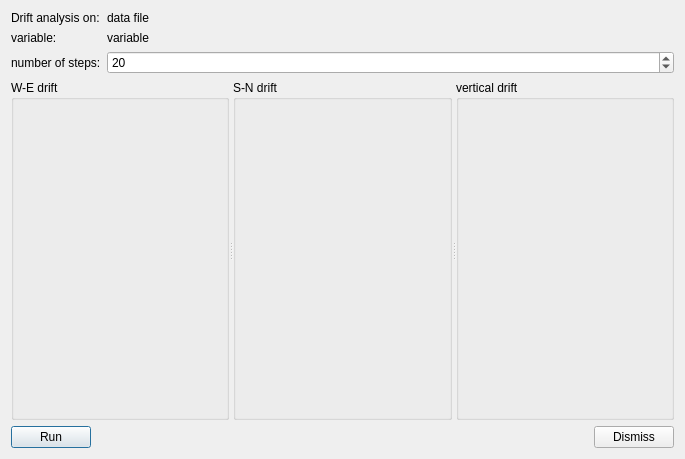
This is dialogs/driftanalysisdialog.ui in PauloCarvalhoRJ/gammaray as Qt 5 draws it before an edit. The edited form follows.
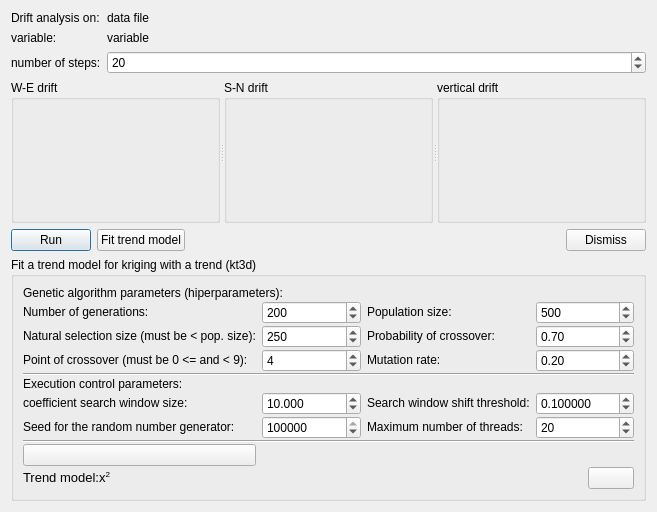
This is the edited form. Icons and pictures are not drawn.

Commit message: WIP: Drift Analysis: fit a trend model.

Diff of the .ui file:
```diff
--- a/dialogs/driftanalysisdialog.ui
+++ b/dialogs/driftanalysisdialog.ui
@@ -6,8 +6,8 @@
    <rect>
     <x>0</x>
     <y>0</y>
-    <width>685</width>
-    <height>459</height>
+    <width>657</width>
+    <height>512</height>
    </rect>
   </property>
   <property name="windowTitle">
@@ -202,6 +202,13 @@
        </property>
       </widget>
      </item>
+     <item>
+      <widget class="QPushButton" name="btnFitTrendModel">
+       <property name="text">
+        <string>Fit trend model</string>
+       </property>
+      </widget>
+     </item>
      <item>
       <spacer name="horizontalSpacer">
        <property name="orientation">
@@ -224,6 +231,322 @@
      </item>
     </layout>
    </item>
+   <item>
+    <widget class="QGroupBox" name="grpGeneticAlgorithmParams">
+     <property name="sizePolicy">
+      <sizepolicy hsizetype="Preferred" vsizetype="Preferred">
+       <horstretch>0</horstretch>
+       <verstretch>0</verstretch>
+      </sizepolicy>
+     </property>
+     <property name="title">
+      <string>Fit a trend model for kriging with a trend (kt3d)</string>
+     </property>
+     <layout class="QGridLayout" name="gridLayout_2">
+      <property name="horizontalSpacing">
+       <number>6</number>
+      </property>
+      <property name="verticalSpacing">
+       <number>1</number>
+      </property>
+      <item row="1" column="3">
+       <widget class="QLabel" name="label_30">
+        <property name="text">
+         <string>&lt;html&gt;&lt;head/&gt;&lt;body&gt;&lt;p&gt;&lt;span style=&quot; font-family:'Verdana,Arial,Tahoma,Calibri,Geneva,sans-serif';&quot;&gt;Population size:&lt;/span&gt;&lt;/p&gt;&lt;/body&gt;&lt;/html&gt;</string>
+        </property>
+       </widget>
+      </item>
+      <item row="1" column="0">
+       <widget class="QLabel" name="label_29">
+        <property name="text">
+         <string>&lt;html&gt;&lt;head/&gt;&lt;body&gt;&lt;p&gt;&lt;span style=&quot; font-family:'Verdana,Arial,Tahoma,Calibri,Geneva,sans-serif';&quot;&gt;Number of generations:&lt;/span&gt;&lt;/p&gt;&lt;/body&gt;&lt;/html&gt;</string>
+        </property>
+       </widget>
+      </item>
+      <item row="7" column="3">
+       <widget class="QLabel" name="label_4">
+        <property name="mouseTracking">
+         <bool>true</bool>
+        </property>
+        <property name="text">
+         <string>&lt;html&gt;&lt;head/&gt;&lt;body&gt;&lt;p&gt;&lt;span style=&quot; font-family:'Verdana,Arial,Tahoma,Calibri,Geneva,sans-serif';&quot;&gt;Maximum number of threads:&lt;/span&gt;&lt;/p&gt;&lt;/body&gt;&lt;/html&gt;</string>
+        </property>
+       </widget>
+      </item>
+      <item row="7" column="0">
+       <widget class="QLabel" name="label_5">
+        <property name="text">
+         <string>&lt;html&gt;&lt;head/&gt;&lt;body&gt;&lt;p&gt;&lt;span style=&quot; font-family:'Verdana,Arial,Tahoma,Calibri,Geneva,sans-serif';&quot;&gt;Seed for the random number generator:&lt;/span&gt;&lt;/p&gt;&lt;/body&gt;&lt;/html&gt;</string>
+        </property>
+       </widget>
+      </item>
+      <item row="6" column="3">
+       <widget class="QLabel" name="label_7">
+        <property name="text">
+         <string>&lt;html&gt;&lt;head/&gt;&lt;body&gt;&lt;p&gt;&lt;span style=&quot; font-family:'Verdana,Arial,Tahoma,Calibri,Geneva,sans-serif';&quot;&gt;Search window shift threshold:&lt;/span&gt;&lt;/p&gt;&lt;/body&gt;&lt;/html&gt;</string>
+        </property>
+       </widget>
+      </item>
+      <item row="1" column="4" colspan="2">
+       <widget class="QSpinBox" name="spinPopulationSize">
+        <property name="minimum">
+         <number>1</number>
+        </property>
+        <property name="maximum">
+         <number>10000000</number>
+        </property>
+        <property name="singleStep">
+         <number>10</number>
+        </property>
+        <property name="value">
+         <number>500</number>
+        </property>
+       </widget>
+      </item>
+      <item row="2" column="3">
+       <widget class="QLabel" name="label_32">
+        <property name="text">
+         <string>&lt;html&gt;&lt;head/&gt;&lt;body&gt;&lt;p&gt;&lt;span style=&quot; font-family:'Verdana,Arial,Tahoma,Calibri,Geneva,sans-serif';&quot;&gt;Probability of crossover:&lt;/span&gt;&lt;/p&gt;&lt;/body&gt;&lt;/html&gt;</string>
+        </property>
+       </widget>
+      </item>
+      <item row="7" column="1" colspan="2">
+       <widget class="QSpinBox" name="spinSeed">
+        <property name="maximum">
+         <number>999999999</number>
+        </property>
+        <property name="singleStep">
+         <number>13</number>
+        </property>
+        <property name="value">
+         <number>131313</number>
+        </property>
+       </widget>
+      </item>
+      <item row="5" column="0">
+       <widget class="QLabel" name="label_8">
+        <property name="text">
+         <string>Execution control parameters:</string>
+        </property>
+       </widget>
+      </item>
+      <item row="3" column="3">
+       <widget class="QLabel" name="label_34">
+        <property name="text">
+         <string>&lt;html&gt;&lt;head/&gt;&lt;body&gt;&lt;p&gt;&lt;span style=&quot; font-family:'Verdana,Arial,Tahoma,Calibri,Geneva,sans-serif';&quot;&gt;Mutation rate:&lt;/span&gt;&lt;/p&gt;&lt;/body&gt;&lt;/html&gt;</string>
+        </property>
+       </widget>
+      </item>
+      <item row="2" column="0">
+       <widget class="QLabel" name="label_31">
+        <property name="text">
+         <string>&lt;html&gt;&lt;head/&gt;&lt;body&gt;&lt;p&gt;&lt;span style=&quot; font-family:'Verdana,Arial,Tahoma,Calibri,Geneva,sans-serif';&quot;&gt;Natural selection size (must be &amp;lt; pop. size):&lt;/span&gt;&lt;/p&gt;&lt;/body&gt;&lt;/html&gt;</string>
+        </property>
+       </widget>
+      </item>
+      <item row="1" column="1" colspan="2">
+       <widget class="QSpinBox" name="spinNumberOfGenerations">
+        <property name="minimum">
+         <number>1</number>
+        </property>
+        <property name="maximum">
+         <number>10000000</number>
+        </property>
+        <property name="singleStep">
+         <number>10</number>
+        </property>
+        <property name="value">
+         <number>200</number>
+        </property>
+       </widget>
+      </item>
+      <item row="2" column="1" colspan="2">
+       <widget class="QSpinBox" name="spinSelectionSize">
+        <property name="minimum">
+         <number>1</number>
+        </property>
+        <property name="maximum">
+         <number>10000000</number>
+        </property>
+        <property name="singleStep">
+         <number>10</number>
+        </property>
+        <property name="value">
+         <number>250</number>
+        </property>
+       </widget>
+      </item>
+      <item row="7" column="4" colspan="2">
+       <widget class="QSpinBox" name="spinNumberOfThreads">
+        <property name="maximum">
+         <number>1000</number>
+        </property>
+        <property name="value">
+         <number>20</number>
+        </property>
+       </widget>
+      </item>
+      <item row="8" column="0" colspan="6">
+       <widget class="Line" name="line_2">
+        <property name="orientation">
+         <enum>Qt::Horizontal</enum>
+        </property>
+       </widget>
+      </item>
+      <item row="2" column="4" colspan="2">
+       <widget class="QDoubleSpinBox" name="dblSpinProbabilityOfCrossover">
+        <property name="maximum">
+         <double>1.000000000000000</double>
+        </property>
+        <property name="singleStep">
+         <double>0.050000000000000</double>
+        </property>
+        <property name="value">
+         <double>0.700000000000000</double>
+        </property>
+       </widget>
+      </item>
+      <item row="3" column="1" colspan="2">
+       <widget class="QSpinBox" name="spinPointOfCrossover">
+        <property name="minimum">
+         <number>0</number>
+        </property>
+        <property name="maximum">
+         <number>8</number>
+        </property>
+        <property name="singleStep">
+         <number>1</number>
+        </property>
+        <property name="value">
+         <number>4</number>
+        </property>
+       </widget>
+      </item>
+      <item row="9" column="0">
+       <widget class="QPushButton" name="btnRunFitTrendModel">
+        <property name="toolTip">
+         <string>fit a trend model</string>
+        </property>
+        <property name="text">
+         <string/>
+        </property>
+        <property name="icon">
+         <iconset resource="../resources.qrc">
+          <normaloff>:/icons32/play32</normaloff>:/icons32/play32</iconset>
+        </property>
+       </widget>
+      </item>
+      <item row="6" column="1" colspan="2">
+       <widget class="QDoubleSpinBox" name="dblCoeffSearchWindowSize">
+        <property name="decimals">
+         <number>3</number>
+        </property>
+        <property name="minimum">
+         <double>0.010000000000000</double>
+        </property>
+        <property name="maximum">
+         <double>99999999999.000000000000000</double>
+        </property>
+        <property name="stepType">
+         <enum>QAbstractSpinBox::AdaptiveDecimalStepType</enum>
+        </property>
+        <property name="value">
+         <double>10.000000000000000</double>
+        </property>
+       </widget>
+      </item>
+      <item row="3" column="0">
+       <widget class="QLabel" name="label_33">
+        <property name="text">
+         <string>&lt;html&gt;&lt;head/&gt;&lt;body&gt;&lt;p&gt;&lt;span style=&quot; font-family:'Verdana,Arial,Tahoma,Calibri,Geneva,sans-serif';&quot;&gt;Point of crossover (must be 0 &amp;lt;= and &amp;lt; 9):&lt;/span&gt;&lt;/p&gt;&lt;/body&gt;&lt;/html&gt;</string>
+        </property>
+       </widget>
+      </item>
+      <item row="6" column="0">
+       <widget class="QLabel" name="label_6">
+        <property name="text">
+         <string>&lt;html&gt;&lt;head/&gt;&lt;body&gt;&lt;p&gt;&lt;span style=&quot; font-family:'Verdana,Arial,Tahoma,Calibri,Geneva,sans-serif';&quot;&gt;coefficient search window size:&lt;/span&gt;&lt;/p&gt;&lt;/body&gt;&lt;/html&gt;</string>
+        </property>
+       </widget>
+      </item>
+      <item row="6" column="4" colspan="2">
+       <widget class="QDoubleSpinBox" name="dblSearchWindowShiftThreshold">
+        <property name="decimals">
+         <number>6</number>
+        </property>
+        <property name="minimum">
+         <double>0.000001000000000</double>
+        </property>
+        <property name="maximum">
+         <double>10.000000000000000</double>
+        </property>
+        <property name="singleStep">
+         <double>0.001000000000000</double>
+        </property>
+        <property name="stepType">
+         <enum>QAbstractSpinBox::AdaptiveDecimalStepType</enum>
+        </property>
+        <property name="value">
+         <double>0.100000000000000</double>
+        </property>
+       </widget>
+      </item>
+      <item row="3" column="4" colspan="2">
+       <widget class="QDoubleSpinBox" name="dblSpinMutationRate">
+        <property name="maximum">
+         <double>1.000000000000000</double>
+        </property>
+        <property name="singleStep">
+         <double>0.050000000000000</double>
+        </property>
+        <property name="value">
+         <double>0.200000000000000</double>
+        </property>
+       </widget>
+      </item>
+      <item row="0" column="0" colspan="3">
+       <widget class="QLabel" name="label_9">
+        <property name="text">
+         <string>Genetic algorithm parameters (hiperparameters):</string>
+        </property>
+       </widget>
+      </item>
+      <item row="4" column="0" colspan="6">
+       <widget class="Line" name="line">
+        <property name="orientation">
+         <enum>Qt::Horizontal</enum>
+        </property>
+       </widget>
+      </item>
+      <item row="10" column="0" colspan="5">
+       <widget class="QLabel" name="lblTrendModel">
+        <property name="font">
+         <font>
+          <pointsize>10</pointsize>
+         </font>
+        </property>
+        <property name="text">
+         <string>&lt;html&gt;&lt;head/&gt;&lt;body&gt;&lt;p&gt;Trend model:x&lt;sup&gt;2&lt;/sup&gt;&lt;/p&gt;&lt;/body&gt;&lt;/html&gt;</string>
+        </property>
+       </widget>
+      </item>
+      <item row="10" column="5">
+       <widget class="QPushButton" name="btnSaveDrift">
+        <property name="toolTip">
+         <string>Save new variable with evaluation of drift model.</string>
+        </property>
+        <property name="text">
+         <string/>
+        </property>
+        <property name="icon">
+         <iconset resource="../resources.qrc">
+          <normaloff>:/icons32/save32</normaloff>:/icons32/save32</iconset>
+        </property>
+       </widget>
+      </item>
+     </layout>
+    </widget>
+   </item>
   </layout>
  </widget>
  <resources/>
```
Left out of the diff: 65 changed lines with no effect on the pictures. The commit also changes 4 other files.
